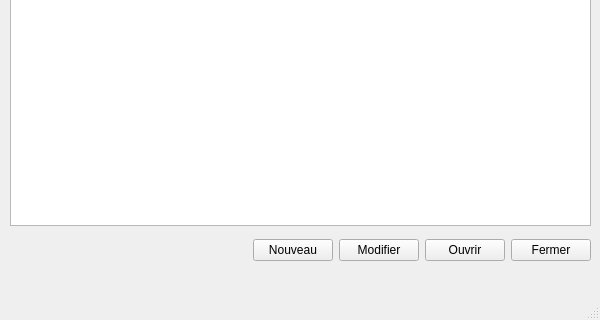
Qt form uilistaccount.ui (ImaneDara/Banking_system) before a commit; both pictures show x 0 to 600 and y 180 to 500 of the 600 by 500 pixel window.
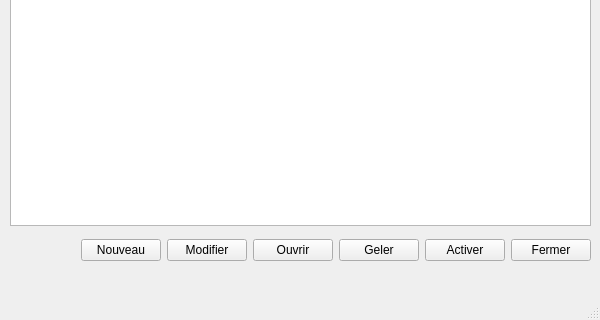
The same form after that commit.

Diff of the .ui file:
```diff
--- a/uilistaccount.ui
+++ b/uilistaccount.ui
@@ -139,6 +139,20 @@
        </property>
       </widget>
      </item>
+     <item>
+      <widget class="QPushButton" name="pushButtonGeler">
+       <property name="text">
+        <string>Geler</string>
+       </property>
+      </widget>
+     </item>
+     <item>
+      <widget class="QPushButton" name="pushButtonActiver">
+       <property name="text">
+        <string>Activer</string>
+       </property>
+      </widget>
+     </item>
      <item>
       <widget class="QPushButton" name="pushButtonClose">
        <property name="text">
```
Left out of the diff: 12 changed lines with no effect on the pictures.
